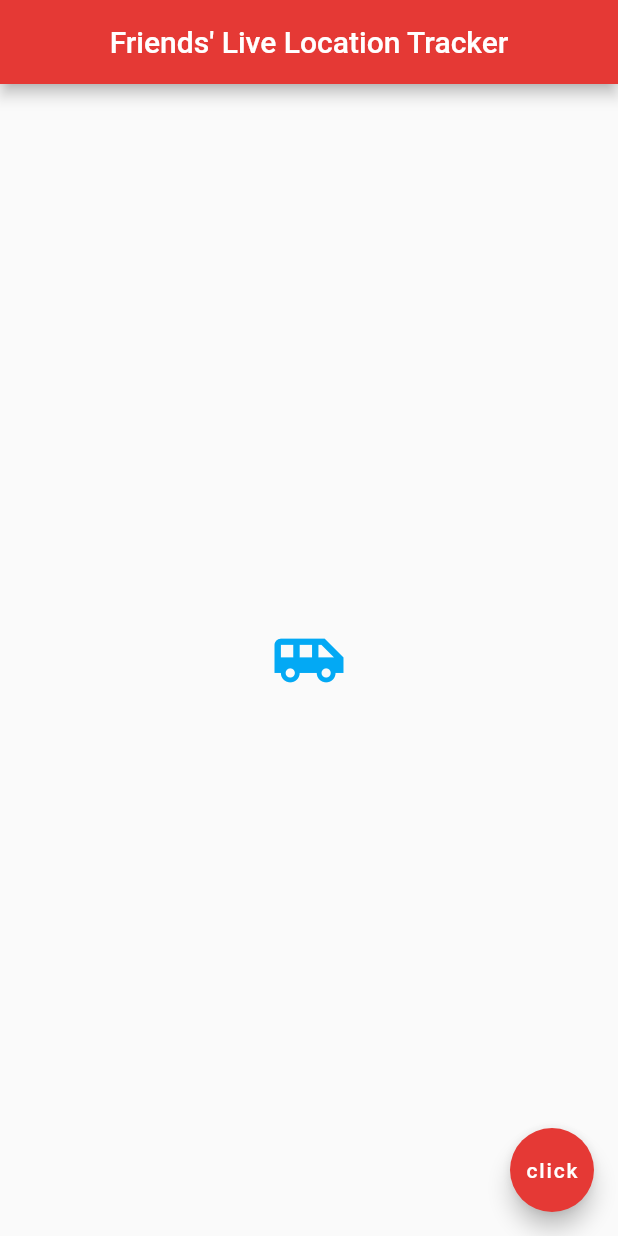
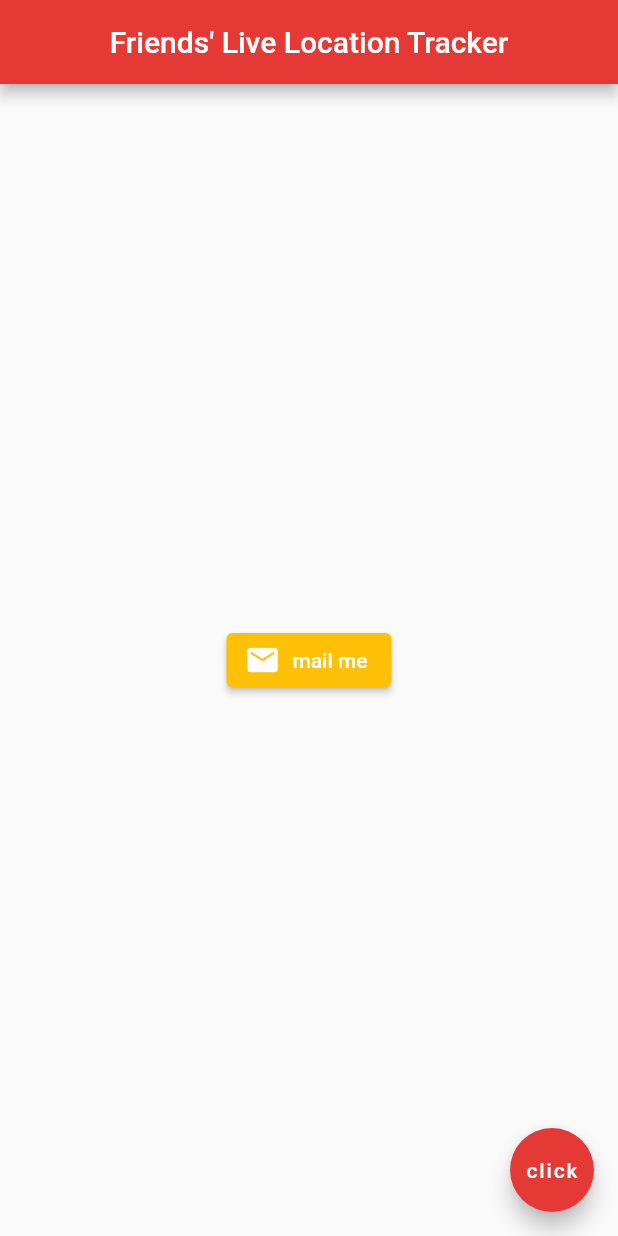
Before and after one commit to yashbg/friends_live_location_tracker, a Flutter app: the screen it shows after launch, after a tap on "click", on a phone screen of 412 x 824 dp. Run offline on Flutter 3.47's test engine with Material 2 defaults, Android fonts, the phone set to English and light mode, and no system bars.

Commit message:
Add elevated button

```diff
--- a/lib/main.dart
+++ b/lib/main.dart
@@ -16,16 +16,17 @@ class Home extends StatelessWidget {
         backgroundColor: Colors.red[600],
       ),
       body: Center(
-        child: Icon(
-          Icons.airport_shuttle,
-          color: Colors.lightBlue,
-          size: 50.0,
+        child: ElevatedButton.icon(
+          onPressed: () {},
+          icon: Icon(
+            Icons.mail,
+          ),
+          label: Text('mail me'),
+          style: ElevatedButton.styleFrom(primary: Colors.amber),
         ),
       ),
       floatingActionButton: FloatingActionButton(
-        onPressed: () {
-          print('Clicked');
-        },
+        onPressed: () {},
         child: Text('click'),
         backgroundColor: Colors.red[600],
       ),
```
